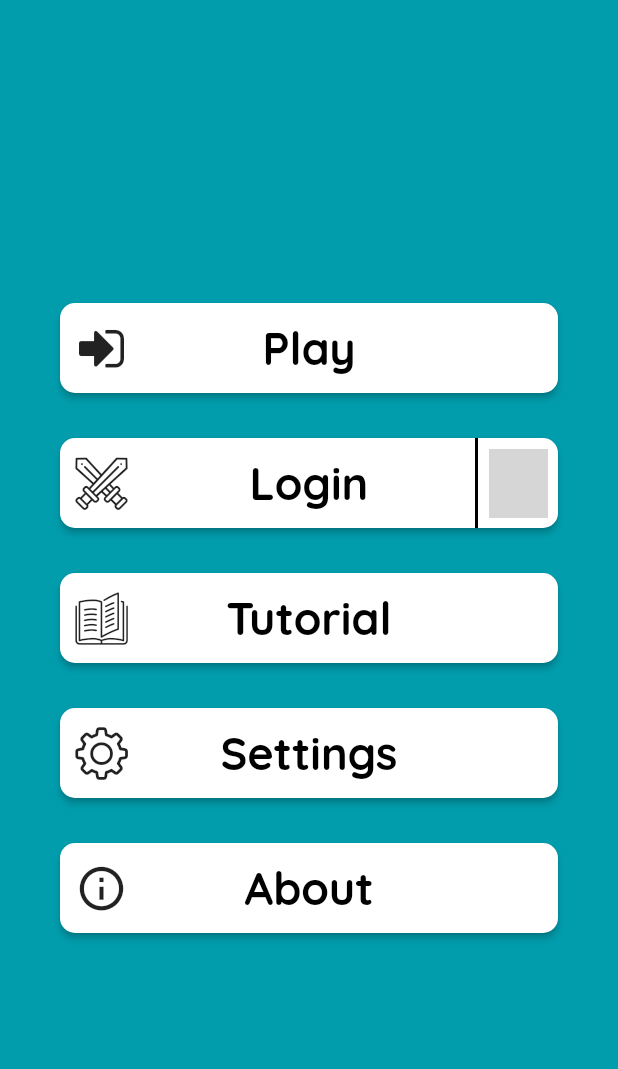
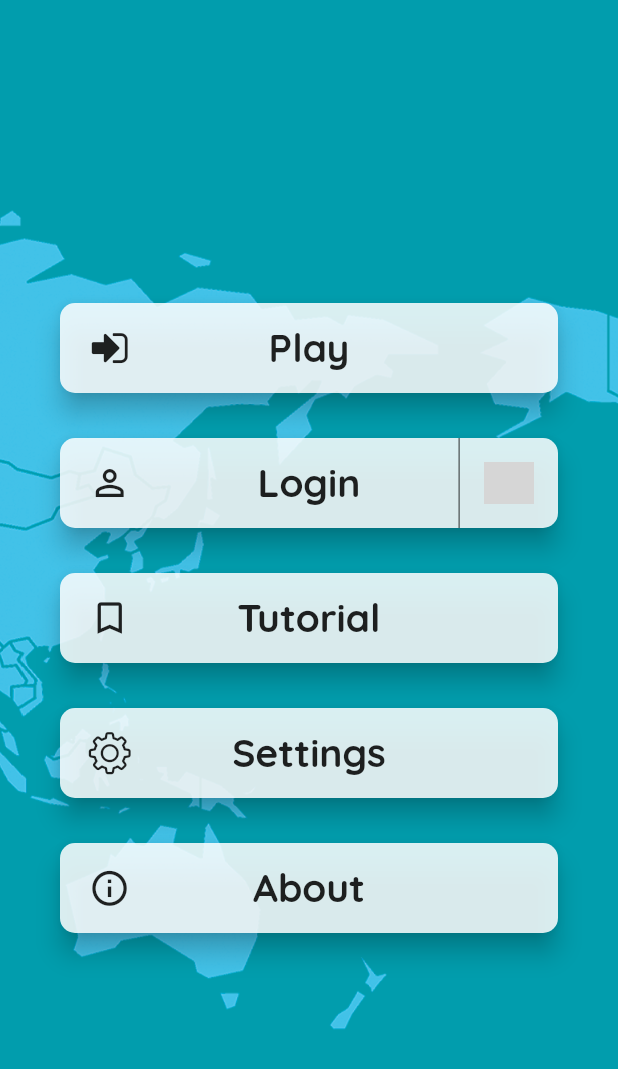
Before and after one commit to pdnminh99/flaguru, a Flutter app: the screen it shows after launch, on a phone screen of 412 x 824 dp. Shown: the top 1069 px of the screen. Run offline on Flutter 3.47's test engine with Material 2 defaults, Android fonts, the phone set to English and light mode, and no system bars; our stand-ins replace firebase_auth, flutter_spinkit, google_sign_in, shared_preferences, sqflite; missing offline and left inert: dart:ffi; accounts and stored records are empty; grey boxes are pictures that could not be loaded.

Commit message:
added background slider in menu screen

```diff
--- a/lib/screens/difficulty_screen.dart
+++ b/lib/screens/difficulty_screen.dart
@@ -59,7 +59,7 @@ class _DifficultyScreenState extends State<DifficultyScreen> with SingleTickerPr
                   diffculty_cart("Easy","150",this.arrayofCheckPoint[0],Difficulty.EASY,poinIconCode,timerIconCode),
                   diffculty_cart("Normal","120", this.arrayofCheckPoint[1], Difficulty.NORMAL,poinIconCode,timerIconCode),
                   diffculty_cart("Hard","100", this.arrayofCheckPoint[2],Difficulty.HARD,poinIconCode,timerIconCode),
-                  diffculty_cart("Enless","", "",Difficulty.HARD,infiniteIcon,infiniteIcon),
+                  diffculty_cart("Endless","", "",Difficulty.HARD,infiniteIcon,infiniteIcon),
 
                 ]),
             // ),
--- a/lib/screens/menu_screen.dart
+++ b/lib/screens/menu_screen.dart
@@ -4,6 +4,7 @@ import 'package:flaguru/models/User.dart';
 import 'package:flaguru/screens/difficulty_screen.dart';
 import 'package:flaguru/screens/info_screen.dart';
 import 'package:flaguru/widgets/Menu_Icon/menu__icon_icons.dart';
+import 'package:flaguru/widgets/background_slider.dart';
 import 'package:flaguru/widgets/menu_card.dart';
 import 'package:flutter/material.dart';
 
@@ -14,22 +15,21 @@ class MenuScreen extends StatefulWidget {
   _MenuScreenState createState() => _MenuScreenState();
 }
 
-class _MenuScreenState extends State<MenuScreen>
-    with SingleTickerProviderStateMixin {
+class _MenuScreenState extends State<MenuScreen> with SingleTickerProviderStateMixin {
   var auth = Authentication();
   User _currentuser;
   Animation animation;
   AnimationController animationController;
+
   @override
   void initState() {
     super.initState();
     this.auth.getCurrentUser().then((user) {
       _currentuser = user;
     });
-    animationController =
-        AnimationController(duration: Duration(seconds: 1), vsync: this);
-    animation = Tween(begin: -1.0, end: 0.0).animate(CurvedAnimation(
-        parent: animationController, curve: Curves.fastOutSlowIn));
+    animationController = AnimationController(duration: Duration(seconds: 1), vsync: this);
+    animation = Tween(begin: -1.0, end: 0.0)
+        .animate(CurvedAnimation(parent: animationController, curve: Curves.fastOutSlowIn));
     animationController.forward();
   }
 
@@ -43,16 +43,14 @@ class _MenuScreenState extends State<MenuScreen>
       print(this.auth.getCurrentUser());
       return this.auth.getCurrentUser();
     }).then((user) {
-      setState(() => {
-       this._currentuser = user
-      });
+      setState(() => {this._currentuser = user});
     }).catchError((e) => print("myerr" + e));
   }
 
-  void gotoProfile(BuildContext context){
-      Navigator.popAndPushNamed(
-          context, InfoScreen.routeName);
+  void gotoProfile(BuildContext context) {
+    Navigator.popAndPushNamed(context, InfoScreen.routeName);
   }
+
   void gotoTutorial(BuildContext context) {}
 
   void gotoSetting(BuildContext context) {}
@@ -69,6 +67,7 @@ class _MenuScreenState extends State<MenuScreen>
             backgroundColor: Color.fromARGB(255, 1, 157, 173),
             body: Stack(
               children: <Widget>[
+                BackgroundSlider(),
                 Container(
                     // decoration: BoxDecoration(
                     //   image: DecorationImage(
@@ -81,43 +80,29 @@ class _MenuScreenState extends State<MenuScreen>
                       crossAxisAlignment: CrossAxisAlignment.center,
                       children: <Widget>[
                         Transform(
-                            transform: Matrix4.translationValues(
-                                animation.value * 600, 0, 0),
-                            child: Menu(gotoPlayScreen, Menu_Icon.play, "Play",
-                                null, context)),
-                        SizedBox(
-                          height: 30,
+                            transform: Matrix4.translationValues(animation.value * 600, 0, 0),
+                            child: Menu(gotoPlayScreen, Menu_Icon.play, "Play", null, context)),
+                        SizedBox(height: 30),
+                        Transform(
+                            transform: Matrix4.translationValues(animation.value * 700, 0, 0),
+                            child: _currentuser != null
+                                ? Menu(gotoProfile, Icons.face, "Profile",
+                                    _currentuser.avatar, context)
+                                : Menu(gotoLogin, Icons.person_outline, "Login", 'G', context)),
+                        SizedBox(height: 30),
+                        Transform(
+                            transform: Matrix4.translationValues(animation.value * 800, 0, 0),
+                            child:
+                                Menu(gotoTutorial, Icons.bookmark_border, "Tutorial", null, context)),
+                        SizedBox(height: 30),
+                        Transform(
+                          transform: Matrix4.translationValues(animation.value * 900, 0, 0),
+                          child: Menu(gotoSetting, Menu_Icon.settings, "Settings", null, context),
                         ),
+                        SizedBox(height: 30),
                         Transform(
-                            transform: Matrix4.translationValues(
-                                animation.value * 700, 0, 0),
-                            child: _currentuser != null  ? Menu(gotoProfile, Menu_Icon.swords, "Profile", _currentuser.avatar, context) : Menu(gotoLogin, Menu_Icon.swords, "Login",
-                                'G', context) ),
-                        SizedBox(
-                          height: 30,
-                        ),
-                        Transform(
-                            transform: Matrix4.translationValues(
-                                animation.value * 800, 0, 0),
-                            child: Menu(gotoTutorial, Menu_Icon.open_book,
-                                "Tutorial", null, context)),
-                        SizedBox(
-                          height: 30,
-                        ),
-                        Transform(
-                          transform: Matrix4.translationValues(
-                              animation.value * 900, 0, 0),
-                          child: Menu(gotoSetting, Menu_Icon.settings,
-                              "Settings", null, context),
-                        ),
-                        SizedBox(
-                          height: 30,
-                        ),
-                        Transform(
-                          transform: Matrix4.translationValues(
-                              animation.value * 1000, 0, 0),
-                          child: Menu(gotoAbout, Menu_Icon.info_outline,
-                              "About", null, context),
+                          transform: Matrix4.translationValues(animation.value * 1000, 0, 0),
+                          child: Menu(gotoAbout, Menu_Icon.info_outline, "About", null, context),
                         ),
                       ],
                     )),
--- /dev/null
+++ b/lib/utils/round_provider.dart
@@ -0,0 +1,5 @@
+import 'package:flutter/material.dart';
+
+class RoundProvider with ChangeNotifier {
+
+}
--- /dev/null
+++ b/lib/widgets/background_slider.dart
@@ -0,0 +1,53 @@
+import 'dart:async';
+
+import 'package:flutter/material.dart';
+
+class BackgroundSlider extends StatefulWidget {
+  @override
+  _BackgroundSliderState createState() => _BackgroundSliderState();
+}
+
+class _BackgroundSliderState extends State<BackgroundSlider> {
+  PageController controller;
+
+  @override
+  void initState() {
+    controller = PageController();
+    startSlider(7);
+    super.initState();
+  }
+
+  void startSlider(int interval) {
+    Timer(const Duration(seconds: 1), () {
+      toNextPage(interval);
+      Timer.periodic(Duration(seconds: interval), (_) => toNextPage(interval));
+    });
+  }
+
+  void toNextPage(int interval) =>
+      controller.nextPage(duration: Duration(seconds: interval), curve: Curves.linear);
+
+  @override
+  Widget build(BuildContext context) {
+    final images = [
+      'assets/background/World-Map-0201.png',
+      'assets/background/World-Map-0202.png',
+      'assets/background/World-Map-0203.png',
+    ];
+
+    return Container(
+      color: const Color(0xff019dad),
+      child: Stack(
+        children: <Widget>[
+          PageView.builder(
+            controller: controller,
+            itemBuilder: (context, index) {
+              return Image.asset(images[index % images.length], fit: BoxFit.fitWidth);
+            },
+          ),
+          Positioned.fill(child: Container(color: Colors.transparent)),
+        ],
+      ),
+    );
+  }
+}
--- a/lib/widgets/menu_card.dart
+++ b/lib/widgets/menu_card.dart
@@ -8,8 +8,8 @@ class Menu extends StatelessWidget {
   IconData icon_main;
   String icon_G;
   BuildContext context_param;
-  Menu(this.onpress, this.icon_main, this._name_button, this.icon_G,
-      this.context_param);
+
+  Menu(this.onpress, this.icon_main, this._name_button, this.icon_G, this.context_param);
 
   @override
   Widget build(BuildContext context) {
@@ -25,75 +25,45 @@ class Menu extends StatelessWidget {
       height: 60,
       width: 350,
       child: RaisedButton(
-          shape: RoundedRectangleBorder(
-              borderRadius: new BorderRadius.circular(10.0)),
+          elevation: 7,
+          padding: EdgeInsets.zero,
+          shape: RoundedRectangleBorder(borderRadius: BorderRadius.circular(10.0)),
           onPressed: () {
             _name_button == "Login" ? onpress() : onpress(context_param);
           },
-          padding: EdgeInsets.all(0),
-          color: Color.fromRGBO(255, 255, 255, 1),
+          color: Colors.white.withOpacity(0.85),
           child: Container(
-            width: double.infinity,
-            height: double.infinity,
             decoration: BoxDecoration(
               borderRadius: BorderRadius.circular(10.0),
-              // boxShadow: [
-              //   BoxShadow(
-              //       //color: Color.fromRGBO(250, 250, 250, 0.9),
-              //       color: Color.fromRGBO(35, 35, 35, 1),
-              //       offset: Offset(0, 5.0),
-              //       blurRadius: 1.0)
-              //]
             ),
             child: Row(children: <Widget>[
               Expanded(
                 flex: 1,
-                child: Icon(
-                  icon_main,
-                  size: 35,
-                ),
+                child: Icon(icon_main, size: 28, color: Colors.black87),
               ),
               Expanded(
-                  flex: 4,
+                  flex: 3,
                   child: Text(
                     _name_button,
                     textAlign: TextAlign.center,
-                    style: TextStyle(
-                      color: Colors.black,
-                      fontSize: 30,
-                      fontWeight: FontWeight.w600,
-                    ),
+                    style:
+                        TextStyle(color: Colors.black87, fontSize: 26, fontWeight: FontWeight.bold),
                   )),
               Expanded(
                 flex: 1,
                 child: icon_G == null
-                    ? SizedBox(
-                        width: 30,
-                      )
+                    ? const SizedBox(width: 30)
                     : Container(
-                        width: 30,
-                        height: double.infinity,
                         decoration: BoxDecoration(
-                            border: Border(
-                                left:
-                                    BorderSide(color: Colors.black, width: 2))),
-                        child: Padding(
-                          padding: EdgeInsets.all(7.0),
+                            border:
+                                const Border(left: BorderSide(color: Colors.black54, width: 1))),
+                        child: Container(
+                          margin: const EdgeInsets.all(16.0),
                           child: icon_G == 'G'
-                              ? Container(
-                                  decoration: BoxDecoration(
-                                    image: DecorationImage(
-                                        image: AssetImage(
-                                            "./assets/icon/search.png"),
-                                        fit: BoxFit.scaleDown),
-                                  ),
-                                )
-                              : ClipRRect(
-                                  borderRadius: BorderRadius.circular(7),
-                                  child: Image.network(
-                                  icon_G,
-                                )),
-                        )),
+                              ? Image.asset("./assets/icon/search.png", fit: BoxFit.fill)
+                              : CircleAvatar(backgroundImage: NetworkImage(icon_G)),
+                        ),
+                      ),
               )
               //SizedBox(width: 30,)
               //child: Icon(Sword.swords, size: 35,),),
```
Also changed, not shown: assets/background/World-Map-0201.png (added), assets/background/World-Map-0202.png (added), assets/background/World-Map-0203.png (added), assets/background/worldmap.jpg (deleted).
